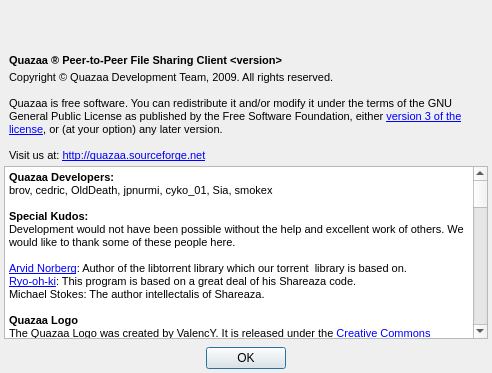
Above: trunk/Quazaa/UI/dialogabout.ui from c3c/quazaa before the change. Below: the same form after it.
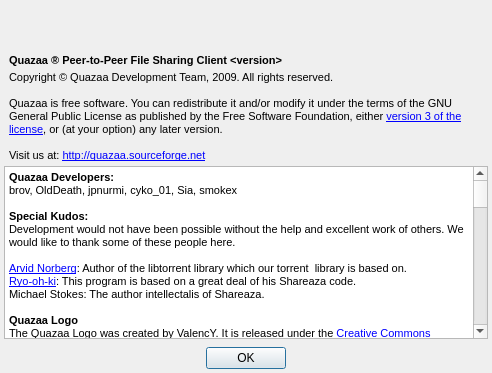
That is the form after the change. Icons and pictures are not drawn.

What changed in the file:
```diff
--- a/trunk/Quazaa/UI/dialogabout.ui
+++ b/trunk/Quazaa/UI/dialogabout.ui
@@ -181,7 +181,7 @@
 &lt;tr&gt;
 &lt;td style=&quot;border: none;&quot;&gt;
 &lt;p style=&quot; margin-top:0px; margin-bottom:0px; margin-left:0px; margin-right:0px; -qt-block-indent:0; text-indent:0px;&quot;&gt;&lt;span style=&quot; font-size:8pt; font-weight:600;&quot;&gt;Quazaa Developers:&lt;/span&gt;&lt;/p&gt;
-&lt;p style=&quot; margin-top:0px; margin-bottom:0px; margin-left:0px; margin-right:0px; -qt-block-indent:0; text-indent:0px;&quot;&gt;&lt;span style=&quot; font-size:8pt;&quot;&gt;brov, cedric, OldDeath, jpnurmi, cyko_01, Sia, smokex&lt;/span&gt;&lt;/p&gt;
+&lt;p style=&quot; margin-top:0px; margin-bottom:0px; margin-left:0px; margin-right:0px; -qt-block-indent:0; text-indent:0px;&quot;&gt;&lt;span style=&quot; font-size:8pt;&quot;&gt;brov, OldDeath, jpnurmi, cyko_01, Sia, smokex&lt;/span&gt;&lt;/p&gt;
 &lt;p style=&quot;-qt-paragraph-type:empty; margin-top:0px; margin-bottom:0px; margin-left:0px; margin-right:0px; -qt-block-indent:0; text-indent:0px; font-size:8pt;&quot;&gt;&lt;/p&gt;
 &lt;p style=&quot; margin-top:0px; margin-bottom:0px; margin-left:0px; margin-right:0px; -qt-block-indent:0; text-indent:0px;&quot;&gt;&lt;span style=&quot; font-size:8pt; font-weight:600;&quot;&gt;Special Kudos:&lt;/span&gt;&lt;/p&gt;
 &lt;p style=&quot; margin-top:0px; margin-bottom:0px; margin-left:0px; margin-right:0px; -qt-block-indent:0; text-indent:0px;&quot;&gt;&lt;span style=&quot; font-size:8pt;&quot;&gt;Development would not have been possible without the help and excellent work of others. We would like to thank some of these people here.&lt;/span&gt;&lt;/p&gt;
@@ -200,26 +200,25 @@
 &lt;p style=&quot; margin-top:0px; margin-bottom:0px; margin-left:0px; margin-right:0px; -qt-block-indent:0; text-indent:0px;&quot;&gt;&lt;span style=&quot; font-size:8pt;&quot;&gt;oce, mollca&lt;/span&gt;&lt;/p&gt;
 &lt;p style=&quot;-qt-paragraph-type:empty; margin-top:0px; margin-bottom:0px; margin-left:0px; margin-right:0px; -qt-block-indent:0; text-indent:0px; font-size:8pt;&quot;&gt;&lt;/p&gt;
 &lt;p style=&quot; margin-top:0px; margin-bottom:0px; margin-left:0px; margin-right:0px; -qt-block-indent:0; text-indent:0px;&quot;&gt;&lt;span style=&quot; font-size:8pt; font-weight:600;&quot;&gt;Quazaa Website&lt;/span&gt;&lt;/p&gt;
-&lt;p style=&quot; margin-top:0px; margin-bottom:0px; margin-left:0px; margin-right:0px; -qt-block-indent:0; text-indent:0px;&quot;&gt;&lt;span style=&quot; font-size:8pt;&quot;&gt;cedric, cyko_01&lt;/span&gt;&lt;/p&gt;
+&lt;p style=&quot; margin-top:0px; margin-bottom:0px; margin-left:0px; margin-right:0px; -qt-block-indent:0; text-indent:0px;&quot;&gt;&lt;span style=&quot; font-size:8pt;&quot;&gt;cyko_01&lt;/span&gt;&lt;/p&gt;
 &lt;p style=&quot;-qt-paragraph-type:empty; margin-top:0px; margin-bottom:0px; margin-left:0px; margin-right:0px; -qt-block-indent:0; text-indent:0px; font-size:8pt;&quot;&gt;&lt;/p&gt;
 &lt;p style=&quot; margin-top:0px; margin-bottom:0px; margin-left:0px; margin-right:0px; -qt-block-indent:0; text-indent:0px;&quot;&gt;&lt;span style=&quot; font-size:8pt; font-weight:600;&quot;&gt;Quazaa Wiki&lt;/span&gt;&lt;/p&gt;
 &lt;p style=&quot; margin-top:0px; margin-bottom:0px; margin-left:0px; margin-right:0px; -qt-block-indent:0; text-indent:0px;&quot;&gt;&lt;span style=&quot; font-size:8pt;&quot;&gt;cyko_01, oce, Old Death&lt;/span&gt;&lt;/p&gt;
 &lt;p style=&quot;-qt-paragraph-type:empty; margin-top:0px; margin-bottom:0px; margin-left:0px; margin-right:0px; -qt-block-indent:0; text-indent:0px; font-size:8pt;&quot;&gt;&lt;/p&gt;
 &lt;p style=&quot; margin-top:0px; margin-bottom:0px; margin-left:0px; margin-right:0px; -qt-block-indent:0; text-indent:0px;&quot;&gt;&lt;span style=&quot; font-size:8pt; font-weight:600;&quot;&gt;Quazaa Chat Server Hosting&lt;/span&gt;&lt;/p&gt;
-&lt;p style=&quot; margin-top:0px; margin-bottom:0px; margin-left:0px; margin-right:0px; -qt-block-indent:0; text-indent:0px;&quot;&gt;&lt;a href=&quot;http://paradoxirc.net&quot;&gt;&lt;span style=&quot; font-size:8pt; text-decoration: underline; color:#0000ff;&quot;&gt;Paradox IRC&lt;/span&gt;&lt;/a&gt;&lt;/p&gt;
+&lt;p style=&quot; margin-top:0px; margin-bottom:0px; margin-left:0px; margin-right:0px; -qt-block-indent:0; text-indent:0px;&quot;&gt;&lt;a href=&quot;http://paradoxirc.net&quot;&gt;&lt;span style=&quot; font-size:8pt; text-decoration: underline; color:#0000ff;&quot;&gt;Paradox Irc&lt;/span&gt;&lt;/a&gt;&lt;/p&gt;
 &lt;p style=&quot; margin-top:0px; margin-bottom:0px; margin-left:0px; margin-right:0px; -qt-block-indent:0; text-indent:0px;&quot;&gt;&lt;a href=&quot;http://p2pchat.net&quot;&gt;&lt;span style=&quot; font-size:8pt; text-decoration: underline; color:#0000ff;&quot;&gt;P2PChat&lt;/span&gt;&lt;/a&gt;&lt;/p&gt;
-&lt;p style=&quot; margin-top:0px; margin-bottom:0px; margin-left:0px; margin-right:0px; -qt-block-indent:0; text-indent:0px;&quot;&gt;&lt;a href=&quot;http://nixtrixirc.net&quot;&gt;&lt;span style=&quot; font-size:8pt; text-decoration: underline; color:#0000ff;&quot;&gt;Nixtrix IRC&lt;/span&gt;&lt;/a&gt;&lt;/p&gt;
 &lt;p style=&quot;-qt-paragraph-type:empty; margin-top:0px; margin-bottom:0px; margin-left:0px; margin-right:0px; -qt-block-indent:0; text-indent:0px; font-size:8pt;&quot;&gt;&lt;/p&gt;
 &lt;p style=&quot; margin-top:0px; margin-bottom:0px; margin-left:0px; margin-right:0px; -qt-block-indent:0; text-indent:0px;&quot;&gt;&lt;span style=&quot; font-size:8pt; font-weight:600;&quot;&gt;Thanks to the Quazaa community!&lt;/span&gt;&lt;/p&gt;
-&lt;p style=&quot; margin-top:0px; margin-bottom:0px; margin-left:0px; margin-right:0px; -qt-block-indent:0; text-indent:0px;&quot;&gt;&lt;span style=&quot; font-size:8pt;&quot;&gt;Thanks to everyone who helped us in the forums and Quazaa IRC chatrooms. Those of you who help new users, troubleshoot user's technical problems, submit bug reports or help create the security lists.&lt;/span&gt;&lt;/p&gt;
+&lt;p style=&quot; margin-top:0px; margin-bottom:0px; margin-left:0px; margin-right:0px; -qt-block-indent:0; text-indent:0px;&quot;&gt;&lt;span style=&quot; font-size:8pt;&quot;&gt;Thanks to everyone who helped us in the forums and Quazaa Irc chatrooms. Those of you who help new users, troubleshoot user's technical problems, submit bug reports or help create the security lists.&lt;/span&gt;&lt;/p&gt;
 &lt;p style=&quot;-qt-paragraph-type:empty; margin-top:0px; margin-bottom:0px; margin-left:0px; margin-right:0px; -qt-block-indent:0; text-indent:0px; font-size:8pt;&quot;&gt;&lt;/p&gt;
 &lt;p style=&quot; margin-top:0px; margin-bottom:0px; margin-left:0px; margin-right:0px; -qt-block-indent:0; text-indent:0px;&quot;&gt;&lt;span style=&quot; font-size:8pt;&quot;&gt;We give special thanks to the Forum Moderators and Chatroom Operators:&lt;/span&gt;&lt;/p&gt;
 &lt;p style=&quot;-qt-paragraph-type:empty; margin-top:0px; margin-bottom:0px; margin-left:0px; margin-right:0px; -qt-block-indent:0; text-indent:0px; font-size:8pt;&quot;&gt;&lt;/p&gt;
 &lt;p style=&quot; margin-top:0px; margin-bottom:0px; margin-left:0px; margin-right:0px; -qt-block-indent:0; text-indent:0px;&quot;&gt;&lt;span style=&quot; font-size:8pt; font-weight:600;&quot;&gt;Forum Moderators&lt;/span&gt;&lt;/p&gt;
-&lt;p style=&quot; margin-top:0px; margin-bottom:0px; margin-left:0px; margin-right:0px; -qt-block-indent:0; text-indent:0px;&quot;&gt;&lt;span style=&quot; font-size:8pt;&quot;&gt;Quazaa forum superadmins: cedric, cyko_01, kath, Old Death&lt;/span&gt;&lt;/p&gt;
+&lt;p style=&quot; margin-top:0px; margin-bottom:0px; margin-left:0px; margin-right:0px; -qt-block-indent:0; text-indent:0px;&quot;&gt;&lt;span style=&quot; font-size:8pt;&quot;&gt;Quazaa forum superadmins: cyko_01, kath, Old Death&lt;/span&gt;&lt;/p&gt;
 &lt;p style=&quot;-qt-paragraph-type:empty; margin-top:0px; margin-bottom:0px; margin-left:0px; margin-right:0px; -qt-block-indent:0; text-indent:0px; font-size:8pt;&quot;&gt;&lt;/p&gt;
 &lt;p style=&quot; margin-top:0px; margin-bottom:0px; margin-left:0px; margin-right:0px; -qt-block-indent:0; text-indent:0px;&quot;&gt;&lt;span style=&quot; font-size:8pt; font-weight:600;&quot;&gt;Quazaa Chat Operators&lt;/span&gt;&lt;/p&gt;
-&lt;p style=&quot; margin-top:0px; margin-bottom:0px; margin-left:0px; margin-right:0px; -qt-block-indent:0; text-indent:0px;&quot;&gt;&lt;span style=&quot; font-size:8pt;&quot;&gt;Quazaa Super Operators: kath, cedric&lt;/span&gt;&lt;/p&gt;
+&lt;p style=&quot; margin-top:0px; margin-bottom:0px; margin-left:0px; margin-right:0px; -qt-block-indent:0; text-indent:0px;&quot;&gt;&lt;span style=&quot; font-size:8pt;&quot;&gt;Quazaa Super Operators: kath&lt;/span&gt;&lt;/p&gt;
 &lt;p style=&quot;-qt-paragraph-type:empty; margin-top:0px; margin-bottom:0px; margin-left:0px; margin-right:0px; -qt-block-indent:0; text-indent:0px; font-size:8pt;&quot;&gt;&lt;/p&gt;
 &lt;p style=&quot; margin-top:0px; margin-bottom:0px; margin-left:0px; margin-right:0px; -qt-block-indent:0; text-indent:0px;&quot;&gt;&lt;span style=&quot; font-size:8pt; font-weight:600;&quot;&gt;The Shareaza Development Team&lt;/span&gt;&lt;/p&gt;
 &lt;p style=&quot; margin-top:0px; margin-bottom:0px; margin-left:0px; margin-right:0px; -qt-block-indent:0; text-indent:0px;&quot;&gt;&lt;span style=&quot; font-size:8pt;&quot;&gt;ale5000, Cyko_01, dcat, ivan386, Rolandas, Ryo-oh-ki, SkinVista, WildCard, _peer_, _slv_, a178235, brov, ceejay.dk, coolg1026, Cyberbob, DWKnight, Eperales, Frontier, FrYGuY, heavy_baby, Higgy, kevogod, kobayan, ogg123, jlh, jonatkins, micro, Mosteo, Paul Bludov, Rayner, roo_koo_too, Stealth, SteventB, tcwinkler, ten9, Thesage, TUW, Wai, zero9999, Zone-MR, Zootella&lt;/span&gt;&lt;/p&gt;
@@ -245,7 +244,6 @@
 &lt;p style=&quot; margin-top:0px; margin-bottom:0px; margin-left:0px; margin-right:0px; -qt-block-indent:0; text-indent:0px;&quot;&gt;&lt;a href=&quot;http://www.gimp.org&quot;&gt;&lt;span style=&quot; font-size:8pt; text-decoration: underline; color:#0000ff;&quot;&gt;The Gimp&lt;/span&gt;&lt;/a&gt;&lt;span style=&quot; font-size:8pt;&quot;&gt;&lt;br /&gt;A free graphics editor&lt;/span&gt;&lt;/p&gt;&lt;/td&gt;&lt;/tr&gt;&lt;/table&gt;
 &lt;p style=&quot;-qt-paragraph-type:empty; margin-top:0px; margin-bottom:0px; margin-left:0px; margin-right:0px; -qt-block-indent:0; text-indent:0px; font-size:8pt;&quot;&gt;&lt;/p&gt;
 &lt;p style=&quot; margin-top:0px; margin-bottom:0px; margin-left:0px; margin-right:0px; -qt-block-indent:0; text-indent:0px;&quot;&gt;&lt;span style=&quot; font-size:8pt; font-weight:600;&quot;&gt;The following libraries are included in Quazaa:&lt;/span&gt;&lt;/p&gt;
-&lt;p style=&quot;-qt-paragraph-type:empty; margin-top:0px; margin-bottom:0px; margin-left:0px; margin-right:0px; -qt-block-indent:0; text-indent:0px; font-size:8pt; font-weight:600;&quot;&gt;&lt;/p&gt;
 &lt;p style=&quot; margin-top:0px; margin-bottom:0px; margin-left:0px; margin-right:0px; -qt-block-indent:0; text-indent:0px;&quot;&gt;&lt;a href=&quot;https://gitorious.org/communi&quot;&gt;&lt;span style=&quot; font-size:8pt; text-decoration: underline; color:#0000ff;&quot;&gt;Communi&lt;/span&gt;&lt;/a&gt;&lt;span style=&quot; font-size:8pt;&quot;&gt;, &lt;/span&gt;&lt;a href=&quot;http://www.boost.org/&quot;&gt;&lt;span style=&quot; font-size:8pt; text-decoration: underline; color:#0000ff;&quot;&gt;Boost&lt;/span&gt;&lt;/a&gt;&lt;span style=&quot; font-size:8pt;&quot;&gt;, &lt;/span&gt;&lt;a href=&quot;http://www.cyotec.com/2009/09/cyoencode.html&quot;&gt;&lt;span style=&quot; font-size:8pt; text-decoration: underline; color:#0000ff;&quot;&gt;CyoEncode&lt;/span&gt;&lt;/a&gt;&lt;span style=&quot; font-size:8pt;&quot;&gt;, &lt;/span&gt;&lt;a href=&quot;http://site.icu-project.org/&quot;&gt;&lt;span style=&quot; font-size:8pt; text-decoration: underline; color:#0000ff;&quot;&gt;icu&lt;/span&gt;&lt;/a&gt;&lt;span style=&quot; font-size:8pt;&quot;&gt;, &lt;/span&gt;&lt;a href=&quot;https://sourceforge.net/projects/nvwa/&quot;&gt;&lt;span style=&quot; font-size:8pt; text-decoration: underline; color:#0000ff;&quot;&gt;nvwa&lt;/span&gt;&lt;/a&gt;&lt;span style=&quot; font-size:8pt;&quot;&gt; and &lt;/span&gt;&lt;a href=&quot;http://zlib.net/&quot;&gt;&lt;span style=&quot; font-size:8pt; text-decoration: underline; color:#0000ff;&quot;&gt;zlib&lt;/span&gt;&lt;/a&gt;&lt;span style=&quot; font-size:8pt;&quot;&gt;.&lt;/span&gt;&lt;/p&gt;
 &lt;p style=&quot;-qt-paragraph-type:empty; margin-top:0px; margin-bottom:0px; margin-left:0px; margin-right:0px; -qt-block-indent:0; text-indent:0px; font-size:8pt;&quot;&gt;&lt;/p&gt;
 &lt;p style=&quot; margin-top:0px; margin-bottom:0px; margin-left:0px; margin-right:0px; -qt-block-indent:0; text-indent:0px;&quot;&gt;&lt;span style=&quot; font-size:8pt; font-weight:600;&quot;&gt;Quazaa uses code and user interface designs from the following programs:&lt;/span&gt;&lt;/p&gt;
```
